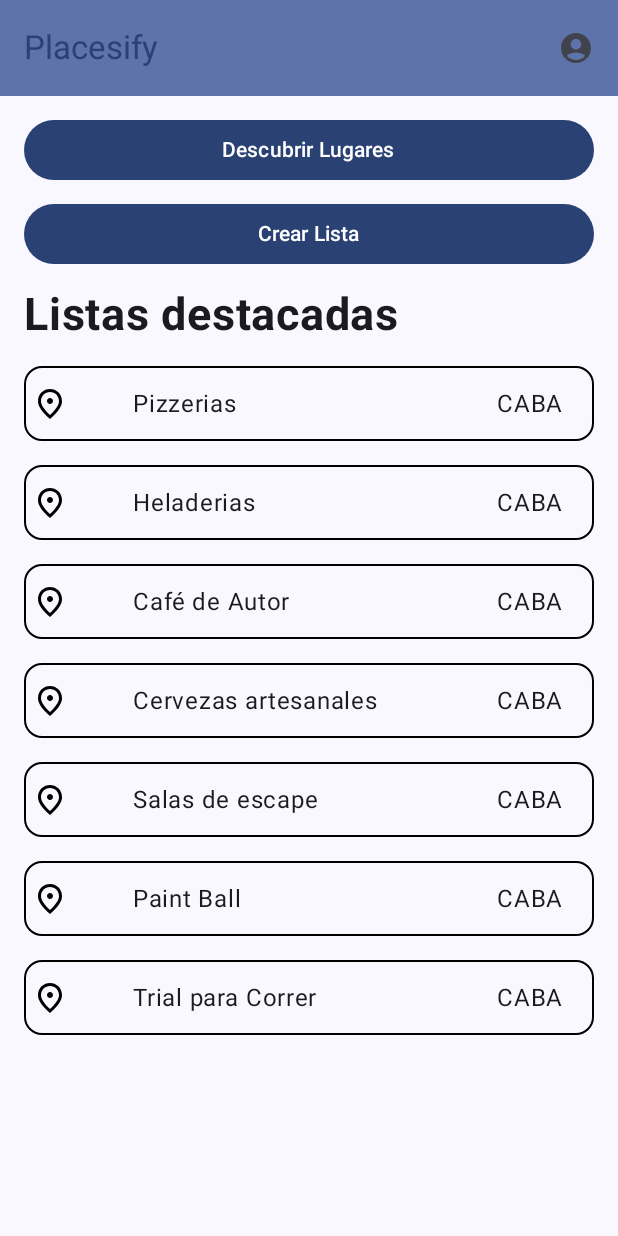
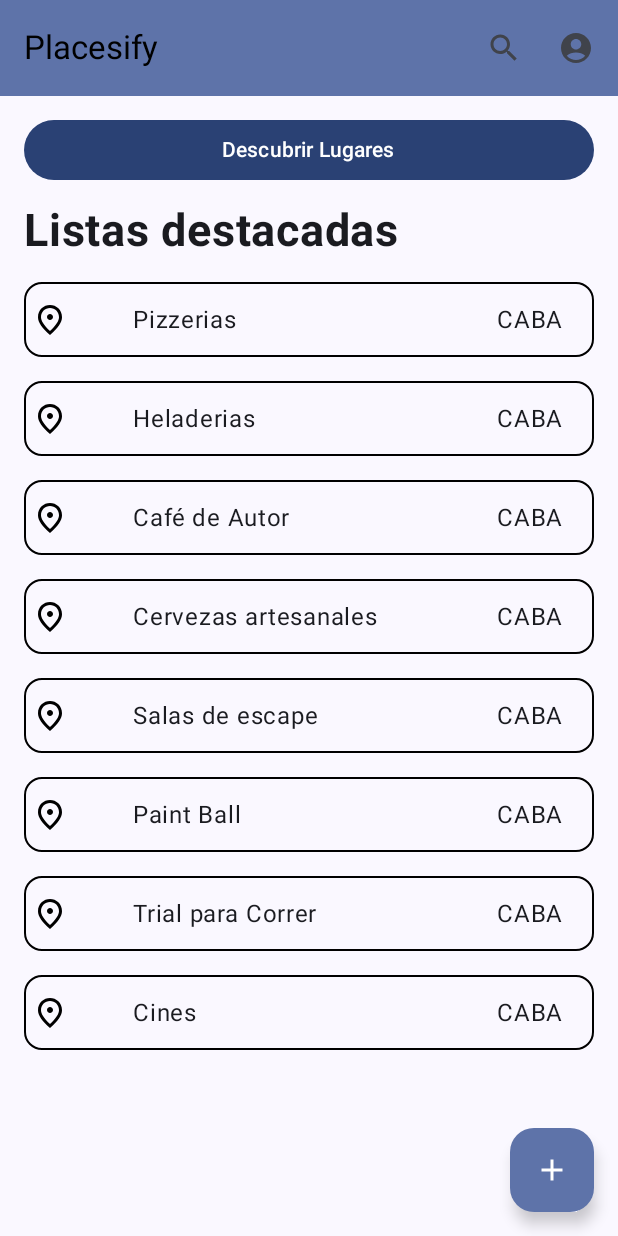
Before and after one commit to SantiBalbiani/UTN_DAM_TP, an Android app built with Jetpack Compose: the screen it shows after launch (MainActivity), on a phone screen of 412 x 824 dp. Run offline under Robolectric (Android 15) with nearby library versions, the phone set to English and light mode, and no system bars.

Commit message:
Creacion de todos los esqueletos de los ViewModel y Vistas (algunas pendientes aún)

```diff
--- a/app/src/main/java/ar/edu/utn/frba/placesify/MainActivity.kt
+++ b/app/src/main/java/ar/edu/utn/frba/placesify/MainActivity.kt
@@ -19,13 +19,17 @@ import ar.edu.utn.frba.placesify.viewmodel.HomeViewModel
 import ar.edu.utn.frba.placesify.view.theme.PlacesifyTheme
 import ar.edu.utn.frba.placesify.view.HomeScreen
 import ar.edu.utn.frba.placesify.view.LoginScreen
+import ar.edu.utn.frba.placesify.view.MyListsScreen
 import ar.edu.utn.frba.placesify.view.NewPlacesScreen
+import ar.edu.utn.frba.placesify.view.ProfileScreen
 import ar.edu.utn.frba.placesify.view.RegisterScreen
 import ar.edu.utn.frba.placesify.viewmodel.DetailListViewModel
 import ar.edu.utn.frba.placesify.viewmodel.DetailPlacesViewModel
 import ar.edu.utn.frba.placesify.viewmodel.DiscoverPlacesViewModel
 import ar.edu.utn.frba.placesify.viewmodel.LoginViewModel
+import ar.edu.utn.frba.placesify.viewmodel.MyListsViewModel
 import ar.edu.utn.frba.placesify.viewmodel.NewPlacesViewModel
+import ar.edu.utn.frba.placesify.viewmodel.ProfileViewModel
 import ar.edu.utn.frba.placesify.viewmodel.RegisterViewModel
 
 class MainActivity : ComponentActivity() {
@@ -57,5 +61,7 @@ private fun App() {
         composable("new_places") { NewPlacesScreen(NewPlacesViewModel(), navController = navController); }
         composable("detail_places") { DetailPlacesScreen(DetailPlacesViewModel(), navController = navController); }
         composable("detail_list") { DetailListScreen(DetailListViewModel(), navController = navController); }
+        composable("profile") { ProfileScreen(ProfileViewModel(), navController = navController); }
+        composable("my_lists") { MyListsScreen(MyListsViewModel(), navController = navController); }
     }
 }
--- a/app/src/main/java/ar/edu/utn/frba/placesify/view/BarraNavegacion.kt
+++ b/app/src/main/java/ar/edu/utn/frba/placesify/view/BarraNavegacion.kt
@@ -1,5 +1,7 @@
 package ar.edu.utn.frba.placesify.view
 
+import android.content.Context
+import android.widget.Toast
 import androidx.compose.foundation.layout.Box
 import androidx.compose.foundation.layout.Column
 import androidx.compose.foundation.layout.Row
@@ -11,29 +13,45 @@ import androidx.compose.foundation.layout.padding
 import androidx.compose.foundation.text.KeyboardOptions
 import androidx.compose.material.icons.Icons
 import androidx.compose.material.icons.filled.AccountCircle
+import androidx.compose.material.icons.filled.Search
+import androidx.compose.material.icons.filled.Warning
+import androidx.compose.material3.AlertDialog
 import androidx.compose.material3.Button
+import androidx.compose.material3.DropdownMenu
+import androidx.compose.material3.DropdownMenuItem
 import androidx.compose.material3.ExperimentalMaterial3Api
 import androidx.compose.material3.Icon
 import androidx.compose.material3.IconButton
 import androidx.compose.material3.MaterialTheme
 import androidx.compose.material3.Text
+import androidx.compose.material3.TextButton
 import androidx.compose.material3.TextField
 import androidx.compose.material3.TextFieldDefaults
 import androidx.compose.material3.TopAppBar
 import androidx.compose.material3.TopAppBarDefaults
 import androidx.compose.runtime.Composable
+import androidx.compose.runtime.getValue
+import androidx.compose.runtime.mutableStateOf
+import androidx.compose.runtime.remember
+import androidx.compose.runtime.setValue
 import androidx.compose.ui.Alignment
 import androidx.compose.ui.Modifier
 import androidx.compose.ui.graphics.Color
+import androidx.compose.ui.platform.LocalContext
 import androidx.compose.ui.text.input.KeyboardType
 import androidx.compose.ui.unit.dp
 import androidx.navigation.NavController
 import ar.edu.utn.frba.placesify.R
 import ar.edu.utn.frba.placesify.viewmodel.RegisterViewModel
 
+
 @OptIn(ExperimentalMaterial3Api::class)
 @Composable
-fun BarraNavegacionSuperior(title: String){
+fun BarraNavegacionSuperior(title: String, navController: NavController?){
+
+    val context = LocalContext.current
+    var menuExpanded by remember { mutableStateOf(false) }
+    var logout by remember { mutableStateOf(false) }
 
     TopAppBar(
         colors = TopAppBarDefaults.mediumTopAppBarColors(
@@ -41,15 +59,72 @@ fun BarraNavegacionSuperior(title: String){
             titleContentColor = MaterialTheme.colorScheme.primary,
         ),
         title = {
-            Text(title)
+            Text(title, color = Color.Black)
         },
         actions = {
-            IconButton(onClick = { /* do something */ }) {
+            IconButton(onClick = {}) {
+                Icon(
+                    imageVector = Icons.Filled.Search,
+                    contentDescription = "Buscar"
+                )
+            }
+            IconButton(onClick =  { menuExpanded = !menuExpanded }) {
                 Icon(
                     imageVector = Icons.Filled.AccountCircle,
                     contentDescription = "Perfil"
                 )
             }
+
+            DropdownMenu(
+                expanded = menuExpanded,
+                onDismissRequest = { menuExpanded = false }
+            ) {
+                DropdownMenuItem(
+                    text = { Text("Mi Perfil") },
+                    onClick = { navController?.navigate("profile") }
+                )
+                DropdownMenuItem(
+                    text = { Text("Mis Listas") },
+                    onClick = { navController?.navigate("my_lists")  }
+                )
+                DropdownMenuItem(
+                    text = { Text("Salir") },
+                    onClick = { logout = true }
+                )
+            }
         },
     )
+
+    if(logout){
+        AlertDialog(
+            title = {
+                Text(text = "Salir")
+            },
+            text = {
+                Text(text = "¿Confirma que desea salir de la aplicación?")
+            },
+            onDismissRequest = {
+                logout = false
+            },
+            confirmButton = {
+                TextButton(
+                    onClick = {
+
+                    }
+                ) {
+                    Text("Salir")
+                }
+            },
+            dismissButton = {
+                TextButton(
+                    onClick = {
+                        logout = false
+                    }
+                ) {
+                    Text("Cancelar")
+                }
+            }
+        )
+    }
+
 }
--- a/app/src/main/java/ar/edu/utn/frba/placesify/view/HomeScreen.kt
+++ b/app/src/main/java/ar/edu/utn/frba/placesify/view/HomeScreen.kt
@@ -21,12 +21,15 @@ import androidx.compose.foundation.layout.wrapContentHeight
 import androidx.compose.foundation.lazy.LazyColumn
 import androidx.compose.material.icons.Icons
 import androidx.compose.material.icons.filled.AccountCircle
+import androidx.compose.material.icons.filled.Add
 import androidx.compose.material.icons.filled.Place
 import androidx.compose.material.icons.outlined.Place
 import androidx.compose.material3.Button
 import androidx.compose.material3.Card
 import androidx.compose.material3.CardDefaults
 import androidx.compose.material3.ExperimentalMaterial3Api
+import androidx.compose.material3.FloatingActionButton
+import androidx.compose.material3.Icon
 import androidx.compose.material3.MaterialTheme
 import androidx.compose.material3.OutlinedCard
 import androidx.compose.material3.Scaffold
@@ -62,7 +65,12 @@ fun  HomeScreen(viewModel: HomeViewModel, navController: NavController? = null){
 fun Home(modifier: Modifier, viewModel: HomeViewModel, navController: NavController?) {
 
     Scaffold(
-        topBar = { BarraNavegacionSuperior("Placesify") }
+        topBar = { BarraNavegacionSuperior("Placesify", navController) },
+        floatingActionButton = {
+            FloatingActionButton(onClick = { navController?.navigate("new_places")}) {
+                    Icon(Icons.Default.Add, contentDescription = "Add")
+            }
+        }
     ) {innerPadding ->
         Column(modifier = modifier.padding(innerPadding), verticalArrangement = Arrangement.spacedBy(16.dp)) {
             Button(
@@ -72,13 +80,6 @@ fun Home(modifier: Modifier, viewModel: HomeViewModel, navController: NavControl
             ) {
                 Text(text = "Descubrir Lugares")
             }
-            Button(
-                onClick = { navController?.navigate("new_places")}, modifier = Modifier
-                    .fillMaxWidth()
-                    .height(40.dp)
-            ) {
-                Text(text = "Crear Lista")
-            }
             Text(text = "Listas destacadas", fontSize = 30.sp, fontWeight = FontWeight.Bold)
             ItemLista("Pizzerias", navController)
             ItemLista("Heladerias", navController)
@@ -87,6 +88,7 @@ fun Home(modifier: Modifier, viewModel: HomeViewModel, navController: NavControl
             ItemLista("Salas de escape", navController)
             ItemLista("Paint Ball", navController)
             ItemLista("Trial para Correr", navController)
+            ItemLista("Cines", navController)
         }
     }
 }
@@ -101,13 +103,17 @@ fun ItemLista(nombreLista: String, navController: NavController?){
         ),
     ) {
         Row(
-            modifier = Modifier.fillMaxWidth().height(height = 50.dp),
+            modifier = Modifier
+                .fillMaxWidth()
+                .height(height = 50.dp),
             horizontalArrangement = Arrangement.SpaceBetween,
             verticalAlignment = Alignment.CenterVertically
         ) {
             Image(imageVector = Icons.Outlined.Place, contentDescription = "", modifier = Modifier.padding(horizontal = 5.dp))
             Text(nombreLista, modifier = Modifier.width(width = 200.dp))
-            Text("CABA", modifier = Modifier.width(width = 70.dp).padding(horizontal = 5.dp))
+            Text("CABA", modifier = Modifier
+                .width(width = 70.dp)
+                .padding(horizontal = 5.dp))
         }
     }
 }
```
Also changed, not shown: app/src/main/java/ar/edu/utn/frba/placesify/view/MyListsScreen.kt (added, +12 -0 lines), app/src/main/java/ar/edu/utn/frba/placesify/view/ProfileScreen.kt (added, +12 -0 lines), app/src/main/java/ar/edu/utn/frba/placesify/viewmodel/MyListsViewModel.kt (added, +7 -0 lines), app/src/main/java/ar/edu/utn/frba/placesify/viewmodel/ProfileViewModel.kt (added, +7 -0 lines).
